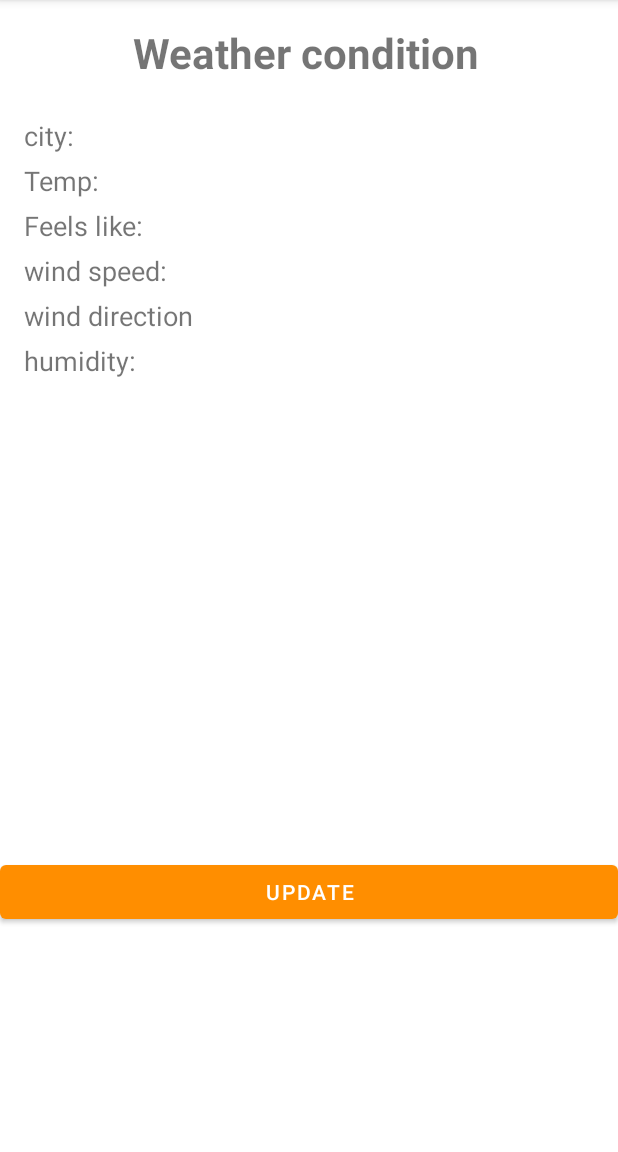
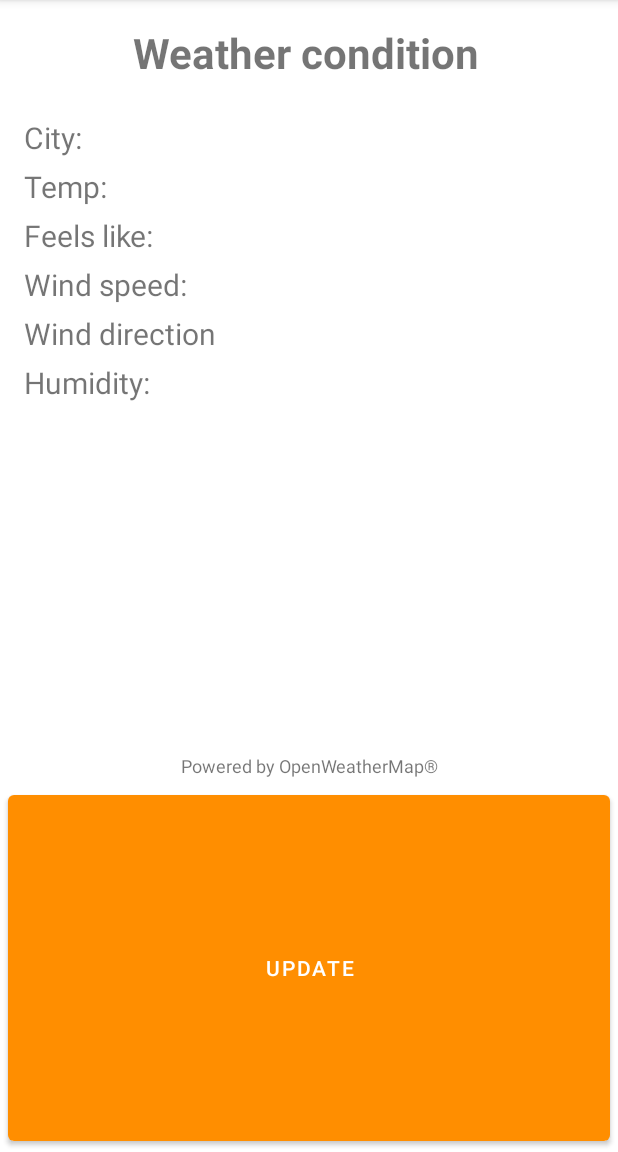
Before and after one commit to ruslan2570/FunWeather, an Android app: the screen it shows after launch (MainActivity), on a phone screen of 412 x 824 dp, the part 84-1236 px from its top. Run offline under Robolectric (Android 15) with nearby library versions, the light colour scheme and no system bars.

Commit message:
Update design, add Phrases.xml

```diff
--- a/app/src/main/res/layout/activity_main.xml
+++ b/app/src/main/res/layout/activity_main.xml
@@ -25,7 +25,7 @@
         android:layout_marginTop="10dp"
         android:layout_marginBottom="5dp"
         android:text="@string/city_name"
-        android:textSize="18sp" />
+        android:textSize="20sp" />
 
     <TextView
         android:id="@+id/text_temp"
@@ -34,7 +34,7 @@
         android:layout_marginStart="16dp"
         android:layout_marginBottom="5dp"
         android:text="@string/temp"
-        android:textSize="18sp" />
+        android:textSize="20sp" />
 
     <TextView
         android:id="@+id/text_temp_feels"
@@ -43,16 +43,16 @@
         android:layout_marginStart="16dp"
         android:layout_marginBottom="5dp"
         android:text="@string/temp_feels"
-        android:textSize="18sp" />
+        android:textSize="20sp" />
 
     <TextView
         android:id="@+id/text_wind_speed"
         android:layout_width="wrap_content"
         android:layout_height="wrap_content"
+        android:layout_marginStart="16dp"
         android:layout_marginBottom="5dp"
-        android:layout_marginStart="16dp"
         android:text="@string/wind_speed"
-        android:textSize="18sp" />
+        android:textSize="20sp" />
 
     <TextView
         android:id="@+id/text_wind_direction"
@@ -61,33 +61,48 @@
         android:layout_marginStart="16dp"
         android:layout_marginBottom="5dp"
         android:text="@string/wind_direction"
-        android:textSize="18sp" />
+        android:textSize="20sp" />
 
     <TextView
         android:id="@+id/text_humidity"
         android:layout_width="wrap_content"
         android:layout_height="wrap_content"
+        android:layout_marginStart="16dp"
         android:layout_marginBottom="30dp"
-        android:layout_marginStart="16dp"
         android:text="@string/humidity"
-        android:textSize="18sp" />
+        android:textSize="20sp" />
 
     <TextView
         android:id="@+id/text_fun"
         android:layout_width="wrap_content"
         android:layout_height="wrap_content"
+        android:layout_marginStart="16dp"
         android:layout_marginBottom="5dp"
-        android:layout_marginStart="16dp"
-        android:textStyle="italic"
-        android:textSize="20sp" />
+        android:textSize="24sp"
+        android:text=""
+        android:textStyle="italic" />
+
+
+    <TextView
+        android:layout_width="match_parent"
+        android:layout_height="wrap_content"
+        android:textAlignment="center"
+        android:layout_marginTop="165dp"
+        android:textSize="12sp"
+        android:text="@string/powered_by" />
 
     <Button
         android:id="@+id/btn_update"
         android:layout_width="match_parent"
-        android:layout_height="wrap_content"
+        android:layout_height="match_parent"
+        android:layout_marginBottom="1dp"
         android:layout_gravity="bottom"
-        android:layout_marginTop="255dp"
+        android:layout_marginTop="5dp"
+        android:layout_marginLeft="5dp"
+        android:layout_marginRight="5dp"
         android:text="@string/btn_update"
         tools:ignore="TouchTargetSizeCheck" />
 
+
+
 </LinearLayout>
--- /dev/null
+++ b/app/src/main/res/values/Phrases.xml
@@ -0,0 +1,14 @@
+<?xml version="1.0" encoding="utf-8"?>
+<resources>
+    <string-array name="bad_weather">
+        <item>А может, не пойдём на пары?</item>
+        <item>Грустно и пусто</item>
+        <item>Мир - тлен</item>
+        <item>Я так хочу вернуться в май-май</item>
+    </string-array>
+
+    <string-array name="good_weather">
+        <item>Жизнь прекрасна!</item>
+        <item>Едем на шашлычки!</item>
+    </string-array>
+</resources>
--- a/app/src/main/res/values/strings.xml
+++ b/app/src/main/res/values/strings.xml
@@ -3,9 +3,10 @@
     <string name="btn_update">Update</string>
     <string name="temp">Temp:</string>
     <string name="temp_feels">Feels like:</string>
-    <string name="humidity">humidity:</string>
-    <string name="wind_speed">wind speed:</string>
-    <string name="wind_direction">wind direction</string>
-    <string name="city_name">city: </string>
+    <string name="humidity">Humidity:</string>
+    <string name="wind_speed">Wind speed:</string>
+    <string name="wind_direction">Wind direction</string>
+    <string name="city_name">City: </string>
     <string name="description">Weather condition</string>
+    <string name="powered_by">Powered by OpenWeatherMap®</string>>
 </resources>
```
Also changed, not shown: gradle/wrapper/gradle-wrapper.properties, 1 other file.
